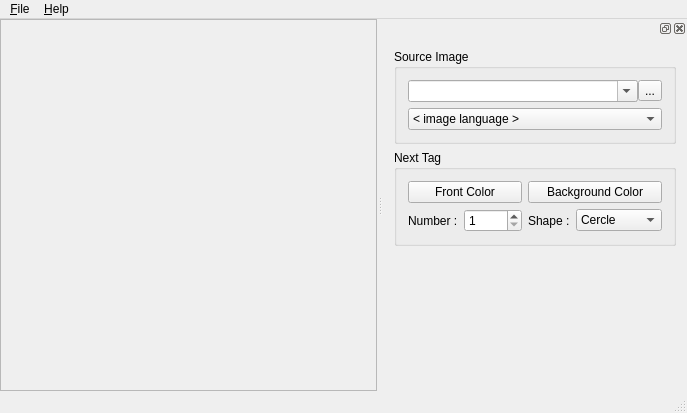
This is mainwindow.ui in redkite001/imagetagger as Qt 5 draws it before an edit. The edited form follows.
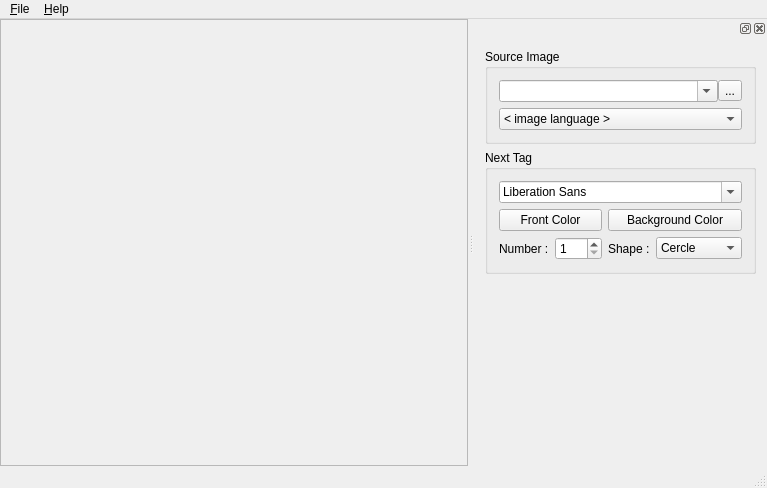
This is the edited form.

Commit message: Modifications : - delete All - font choice - ...

Diff of the .ui file:
```diff
--- a/mainwindow.ui
+++ b/mainwindow.ui
@@ -6,8 +6,8 @@
    <rect>
     <x>0</x>
     <y>0</y>
-    <width>687</width>
-    <height>413</height>
+    <width>767</width>
+    <height>488</height>
    </rect>
   </property>
   <property name="windowTitle">
@@ -28,8 +28,8 @@
         <rect>
          <x>0</x>
          <y>0</y>
-         <width>376</width>
-         <height>368</height>
+         <width>502</width>
+         <height>443</height>
         </rect>
        </property>
       </widget>
@@ -42,7 +42,7 @@
     <rect>
      <x>0</x>
      <y>0</y>
-     <width>687</width>
+     <width>767</width>
      <height>20</height>
     </rect>
    </property>
@@ -71,8 +71,8 @@
   <widget class="QDockWidget" name="toolDW">
    <property name="minimumSize">
     <size>
-     <width>304</width>
-     <height>220</height>
+     <width>200</width>
+     <height>246</height>
     </size>
    </property>
    <property name="acceptDrops">
@@ -138,28 +138,37 @@
         <string>Next Tag</string>
        </property>
        <layout class="QGridLayout" name="gridLayout">
-        <item row="0" column="0" colspan="2">
+        <item row="0" column="0" colspan="4">
+         <widget class="QFontComboBox" name="fontCB">
+          <property name="currentFont">
+           <font>
+            <family>Arial</family>
+           </font>
+          </property>
+         </widget>
+        </item>
+        <item row="1" column="0" colspan="2">
          <widget class="QPushButton" name="frontColorPB">
           <property name="text">
            <string>Front Color</string>
           </property>
          </widget>
         </item>
-        <item row="0" column="2" colspan="2">
+        <item row="1" column="2" colspan="2">
          <widget class="QPushButton" name="backgroundColorPB">
           <property name="text">
            <string>Background Color</string>
           </property>
          </widget>
         </item>
-        <item row="1" column="0">
+        <item row="2" column="0">
          <widget class="QLabel" name="numberL">
           <property name="text">
            <string>Number :</string>
           </property>
          </widget>
         </item>
-        <item row="1" column="1">
+        <item row="2" column="1">
          <widget class="QSpinBox" name="numberSB">
           <property name="sizePolicy">
            <sizepolicy hsizetype="Expanding" vsizetype="Fixed">
@@ -175,14 +184,14 @@
           </property>
          </widget>
         </item>
-        <item row="1" column="2">
+        <item row="2" column="2">
          <widget class="QLabel" name="shapeL">
           <property name="text">
            <string>Shape :</string>
           </property>
          </widget>
         </item>
-        <item row="1" column="3">
+        <item row="2" column="3">
          <widget class="QComboBox" name="shapeCB">
           <property name="sizePolicy">
            <sizepolicy hsizetype="Expanding" vsizetype="Fixed">
```
The commit also changes 9 other files.
